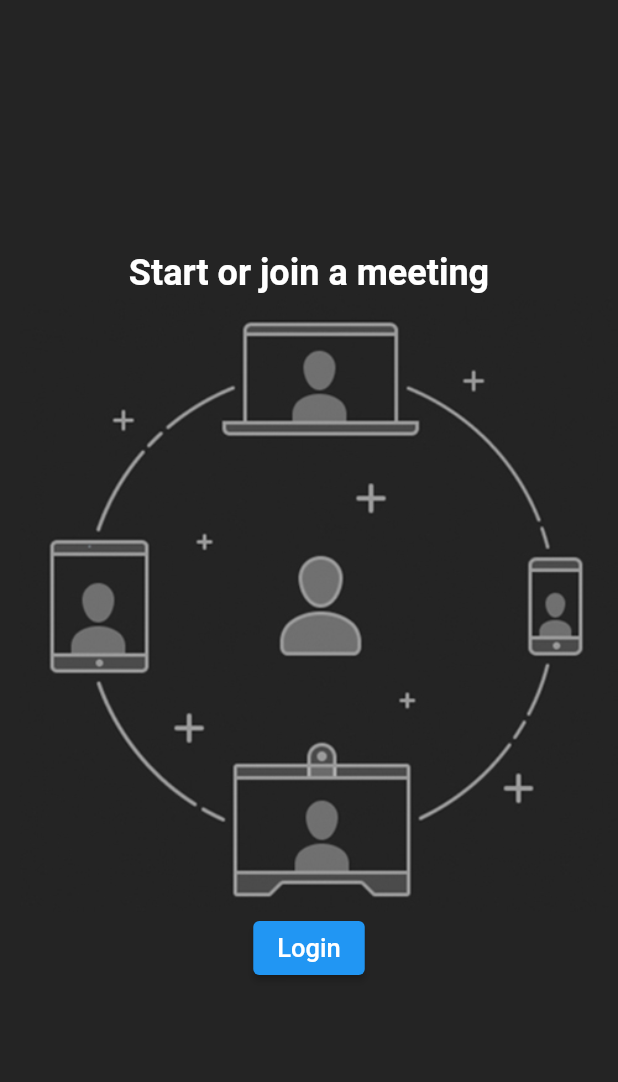
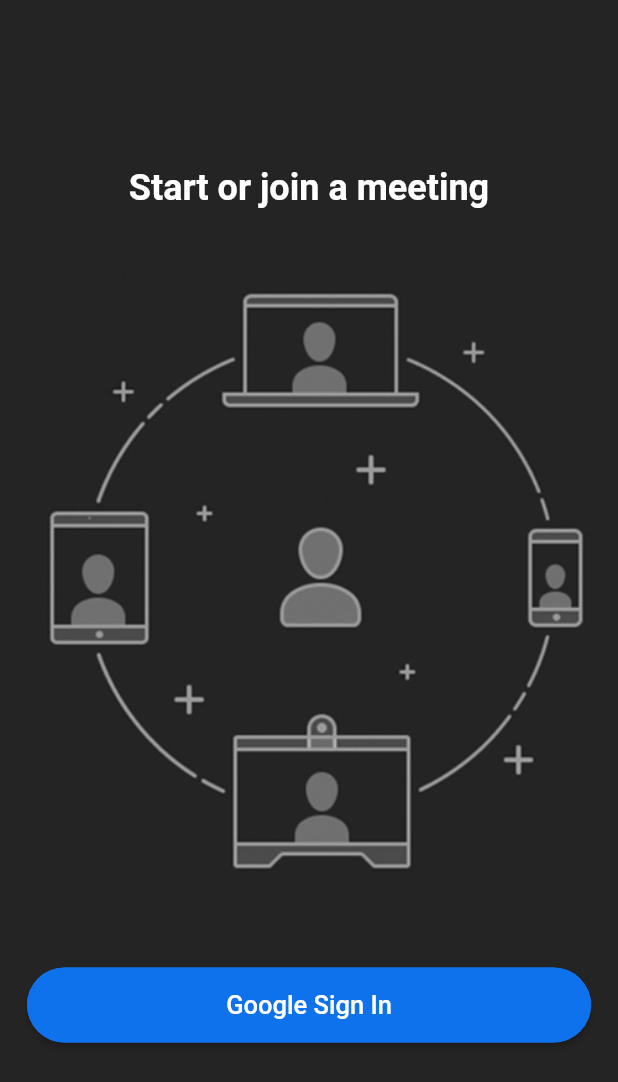
Before and after one commit to hillaryomondi/meeting-app, a Flutter app: the screen it shows after launch, on a phone screen of 412 x 824 dp. Shown: the top 1082 px of the screen. Run offline on Flutter 3.47's test engine with Material 2 defaults, Android fonts, the phone set to English and light mode, and no system bars.

Commit message:
Added login screen design

```diff
--- a/lib/screens/login_screen.dart
+++ b/lib/screens/login_screen.dart
@@ -22,8 +22,14 @@ class _LoginScreenState extends State<LoginScreen> {
               fontWeight: FontWeight.bold,
             ),
           ),
-          Image.asset('assets/images/onboarding.jpg'),
-          CustomButton(text: 'Login'),
+          Padding(
+            padding: const EdgeInsets.symmetric(vertical: 38.0),
+            child: Image.asset('assets/images/onboarding.jpg'),
+          ),
+          CustomButton(
+            text: 'Google Sign In',
+            onPressed: () {},
+          ),
         ],
       ),
     );
--- a/lib/widgets/custom_button.dart
+++ b/lib/widgets/custom_button.dart
@@ -1,4 +1,5 @@
 import 'package:flutter/material.dart';
+import 'package:meeting_app/utils/colors.dart';
 
 class CustomButton extends StatelessWidget {
   final String text;
@@ -9,12 +10,26 @@ class CustomButton extends StatelessWidget {
 
   @override
   Widget build(BuildContext context) {
-    return ElevatedButton(
-      onPressed: () {},
-      child: Text(
-        text,
-        style: const TextStyle(
-          fontSize: 17,
+    return Padding(
+      padding: const EdgeInsets.all(18.0),
+      child: ElevatedButton(
+        onPressed: () {},
+        child: Text(
+          text,
+          style: const TextStyle(
+            fontSize: 17,
+          ),
+        ),
+        style: ElevatedButton.styleFrom(
+          backgroundColor: buttonColor,
+          minimumSize: const Size(
+            double.infinity,
+            50,
+          ),
+          shape: RoundedRectangleBorder(
+            borderRadius: BorderRadius.circular(30),
+            side: const BorderSide(color: buttonColor),
+          ),
         ),
       ),
     );
```
